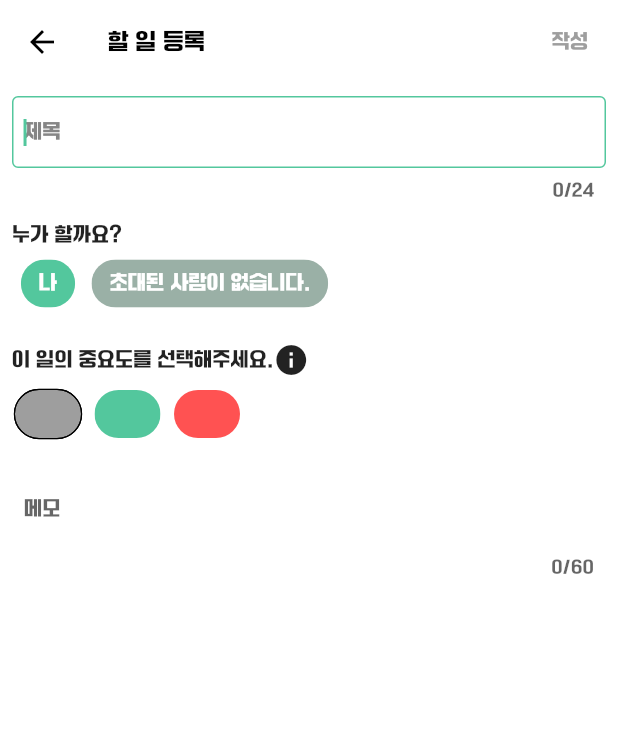
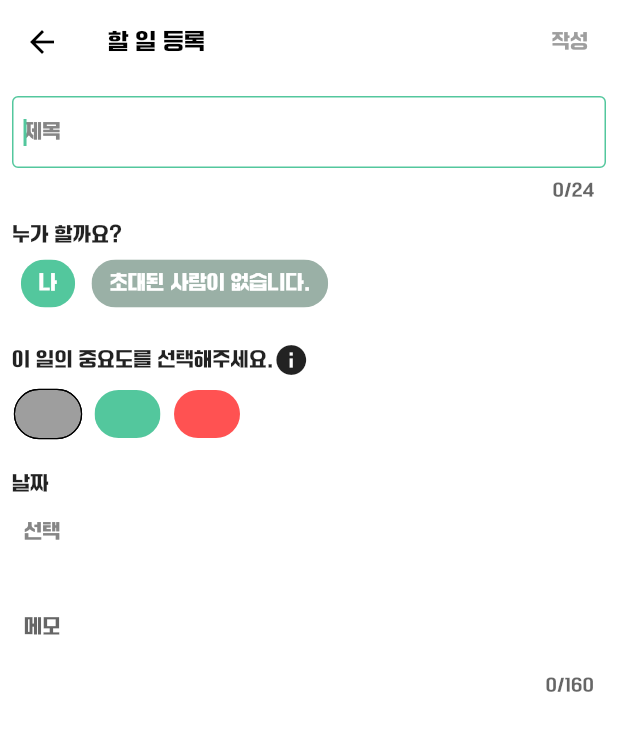
Before and after one commit to JuyeonYu/dodo, a Flutter app: the RootTab widget shown alone on an empty page, opened directly, after a tap on the "add" icon, on a phone screen of 412 x 824 dp. Shown: the top 731 px of the screen. Run offline on Flutter 3.47's test engine with Material 2 defaults, Android fonts, the phone set to English and light mode, and no system bars; our stand-ins replace cloud_firestore, cloud_functions, dio, firebase_auth, firebase_core, firebase_messaging and 9 more; missing offline and left inert: dart:ffi, flutter_email_sender; accounts and stored records are empty; network calls fail.

Commit message:
feat: 날짜순 정렬

```diff
--- a/lib/common/const/data.dart
+++ b/lib/common/const/data.dart
@@ -5,6 +5,7 @@ import 'package:dodo/common/const/colors.dart';
 import 'package:firebase_auth/firebase_auth.dart';
 import 'package:flutter/material.dart';
 import 'package:flutter_secure_storage/flutter_secure_storage.dart';
+import 'package:intl/intl.dart';
 
 final storage = FlutterSecureStorage();
 final firestore = FirebaseFirestore.instance;
@@ -19,3 +20,4 @@ const androidBannerId = 'ca-app-pub-7604048409167711/8529511847';
 const iOSBannerId = 'ca-app-pub-7604048409167711/5871558919';
 
 List<Color> labelColors = [Colors.grey, PRIMARY_COLOR, Colors.redAccent];
+DateFormat expirationDateFormat = DateFormat('yyyy. MM. dd');
--- a/lib/common/screen/root_tab.dart
+++ b/lib/common/screen/root_tab.dart
@@ -7,12 +7,18 @@ import 'package:flutter/material.dart';
 import 'package:flutter_riverpod/flutter_riverpod.dart';
 import '../../todo/model/todo.dart';
 import '../../todo/todo_tab_screen.dart';
+import '../../user/model/nickname_provider.dart';
 import '../const/colors.dart';
 import '../default_layout.dart';
+import 'package:shared_preferences/shared_preferences.dart';
+
+enum MenuType {
+  priority,
+  date,
+}
 
 class RootTab extends ConsumerStatefulWidget {
   const RootTab({Key? key}) : super(key: key);
-
   @override
   ConsumerState<RootTab> createState() => _RootTabState();
 }
@@ -24,17 +30,29 @@ class _RootTabState extends ConsumerState<RootTab>
   bool inSignout = false;
   bool inInvitated = false;
   bool showIndicator = false;
+  MenuType currentMenu = MenuType.priority;
+
 
   @override
   bool get wantKeepAlive => true;
 
   @override
-  void initState() {
+  initState() {
     super.initState();
     controller = TabController(length: 1, vsync: this);
+
+    getCurrentMenu().then((value) {
+      setState(() {
+        MenuType menuType = (value) == 0 ? MenuType.priority : MenuType.date;
+        currentMenu = menuType;
+      });
+
+    });
     controller!.addListener(() {
-      setState(() {
+      setState(()  {
         index = controller!.index;
+
+
       });
     });
   }
@@ -51,14 +69,49 @@ class _RootTabState extends ConsumerState<RootTab>
     });
   }
 
+  Future<int> getCurrentMenu() async {
+    final prefs = await SharedPreferences.getInstance();
+    return prefs.getInt('order_menu') ?? 0;
+  }
+
   Widget build(BuildContext context) {
     final state = ref.watch(partnerNotifierProvider);
+
+
+
     return DefaultLayout(
         title: '두두',
         bottomNavigationBar: BottomAppBar(
           child: Row(
             mainAxisAlignment: MainAxisAlignment.end,
             children: [
+              PopupMenuButton<MenuType>(
+                child: Padding(
+                  padding: const EdgeInsets.all(8.0),
+                  child: Text(
+                    currentMenu == MenuType.priority ? '우선순위순' : '날짜순',
+                    style: TextStyle(color: BODY_TEXT_COLOR),
+                  ),
+                ),
+                onSelected: (MenuType result) async {
+                  final prefs = await SharedPreferences.getInstance();
+                  prefs.setInt('order_menu', result.index);
+                  ref.read(currentOrderProvider.notifier).state = result;
+                  setState(() {
+
+                    currentMenu = result;
+                  });
+                },
+                itemBuilder: (BuildContext buildContext) {
+                  return [
+                    for (final value in MenuType.values)
+                      PopupMenuItem(
+                        value: value,
+                        child: Text(value == MenuType.priority ? '우선순위순' : '날짜순'),
+                      )
+                  ];
+                },
+              ),
               FirebaseAuth.instance.currentUser?.email == null
                   ? Padding(
                       padding: const EdgeInsets.symmetric(horizontal: 8),
--- a/lib/todo/create_todo.dart
+++ b/lib/todo/create_todo.dart
@@ -1,14 +1,17 @@
+import 'package:cloud_firestore/cloud_firestore.dart';
 import 'package:cloud_functions/cloud_functions.dart';
 import 'package:dodo/user/model/partner_provider.dart';
 import 'package:firebase_auth/firebase_auth.dart';
 import 'package:flutter/material.dart';
 import 'package:flutter_riverpod/flutter_riverpod.dart';
+import 'package:intl/intl.dart';
 
 import '../common/component/common_text_form_field.dart';
 import '../common/const/colors.dart';
 import '../common/const/data.dart';
 import '../common/default_layout.dart';
 import 'model/todo.dart';
+import 'package:intl/date_symbol_data_local.dart';
 
 class CreateTodo extends ConsumerStatefulWidget {
   final Todo todo;
@@ -23,6 +26,9 @@ class _CreateTodoState extends ConsumerState<CreateTodo> {
   late bool _isEditing;
   bool _isSaving = false;
   bool _isDeleting = false;
+  DateTime? date;
+  // DateFormat dateFormat = DateFormat('yyyy. MM. dd');
+
   late final TextEditingController _memoController =
       TextEditingController(text: widget.todo.content);
 
@@ -224,10 +230,58 @@ class _CreateTodoState extends ConsumerState<CreateTodo> {
                       const SizedBox(
                         height: 15,
                       ),
+                      const Text('날짜'),
+                      Row(
+                        children: [
+                          TextButton(
+                            onPressed: () async {
+                              final selectedDate = await showDatePicker(
+                                context: context,
+                                initialDate: date ?? DateTime.now(),
+                                firstDate: DateTime(2000),
+                                lastDate: DateTime(3000),
+                              );
+                              if (selectedDate != null) {
+                                setState(() {
+                                  widget.todo.expiration =
+                                      Timestamp.fromMicrosecondsSinceEpoch(
+                                          selectedDate.millisecondsSinceEpoch * 1000);
+                                });
+                              }
+                            },
+                            style: ButtonStyle(
+                                alignment: Alignment.centerLeft,
+                                foregroundColor: MaterialStatePropertyAll(
+                                    widget.todo.expiration == null
+                                        ? BODY_TEXT_COLOR
+                                        : PRIMARY_COLOR)),
+                            child: Text(
+                              widget.todo.expiration == null
+                                  ? '선택'
+                                  : expirationDateFormat.format(
+                                      DateTime.fromMillisecondsSinceEpoch(
+                                          widget.todo.expiration!.millisecondsSinceEpoch)),
+                            ),
+                          ),
+                          TextButton(
+                              onPressed: () {
+                                setState(() {
+                                  widget.todo.expiration = null;
+                                  date = null;
+                                });
+                              },
+                              child: Visibility(
+                                  visible: widget.todo.expiration != null,
+                                  child: const Text('초기화', style: TextStyle(color: BODY_TEXT_COLOR),)))
+                        ],
+                      ),
+                      const SizedBox(
+                        height: 15,
+                      ),
                       Padding(
                         padding: const EdgeInsets.symmetric(horizontal: 8),
                         child: TextField(
-                          maxLength: 60,
+                          maxLength: 160,
                           controller: _memoController,
                           decoration: const InputDecoration(
                               border: InputBorder.none,
--- a/lib/todo/model/todo.dart
+++ b/lib/todo/model/todo.dart
@@ -10,7 +10,7 @@ class Todo {
   bool isLike;
   int type;
   Timestamp timestamp;
-
+  Timestamp? expiration;
   Todo({
     this.id,
     required this.userId,
@@ -20,6 +20,7 @@ class Todo {
     required this.isLike,
     required this.type,
     required this.timestamp,
+    this.expiration,
   });
 
   bool get isMine => userId == FirebaseAuth.instance.currentUser?.email;
@@ -33,6 +34,7 @@ class Todo {
       isLike: json['isLike'] ?? false,
       type: json['type'],
       timestamp: json['timestamp'],
+      expiration: json['expiration'],
     );
   }
 
@@ -45,7 +47,8 @@ class Todo {
       'isDone': isDone,
       'isLike': isLike,
       'type': type,
-      'timestamp': timestamp
+      'timestamp': timestamp,
+      'expiration': expiration,
     };
   }
 }
--- a/lib/user/model/nickname_provider.dart
+++ b/lib/user/model/nickname_provider.dart
@@ -1,3 +1,7 @@
 import 'package:flutter_riverpod/flutter_riverpod.dart';
 
+import '../../common/screen/root_tab.dart';
+
 final nicknameProvider = StateProvider<String?>((ref) => null);
+
+final currentOrderProvider = StateProvider<MenuType>((ref) => MenuType.priority);
--- a/pubspec.yaml
+++ b/pubspec.yaml
@@ -53,6 +53,8 @@ dependencies:
   google_mobile_ads: ^3.0.0
   firebase_messaging: ^14.6.2
   cloud_functions: ^4.3.3
+  intl: ^0.18.1
+  shared_preferences: ^2.2.2
 
 dev_dependencies:
   flutter_test:
```
Also changed, not shown: lib/todo/component/helper.dart (+27 -6 lines), lib/todo/todo_screen.dart (+20 -5 lines), 5 other files.
